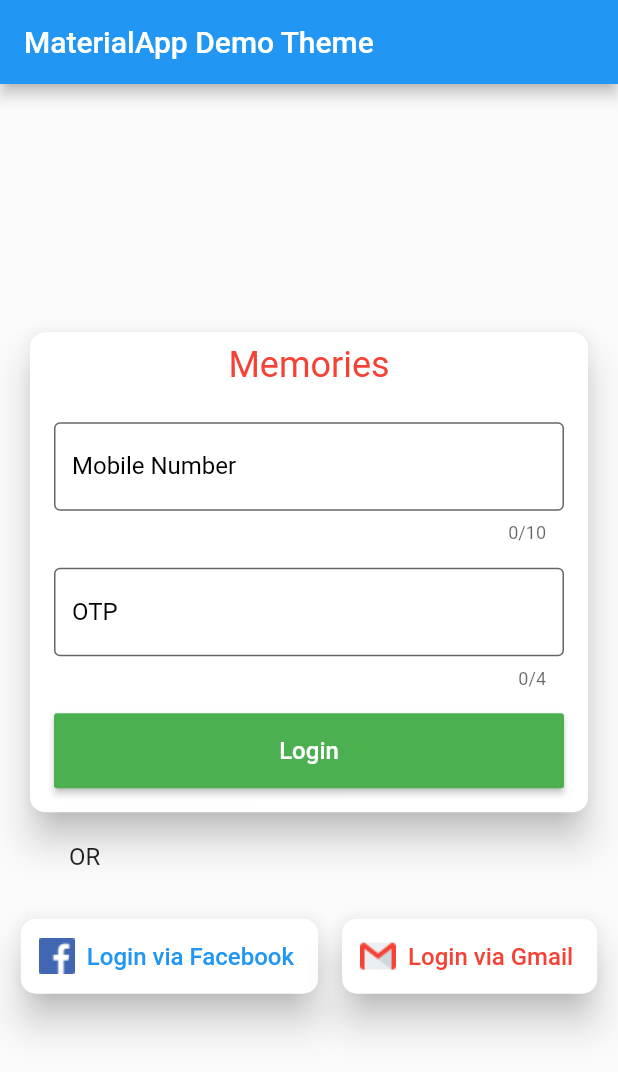
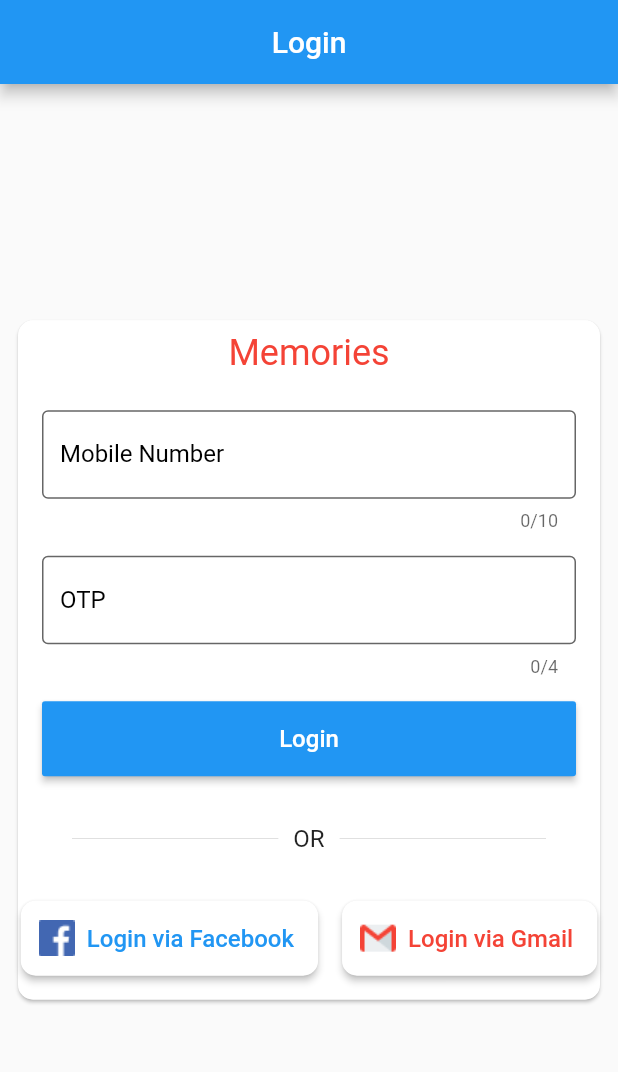
Before and after one commit to ajayhack/memories, a Flutter app: the screen it shows after launch, after a tap on "Login", on a phone screen of 412 x 824 dp. Shown: the top 1072 px of the screen. Run offline on Flutter 3.47's test engine with Material 2 defaults, Android fonts, the phone set to English and light mode, and no system bars; our stand-ins replace fluttertoast, google_sign_in; missing offline and left inert: flutter_facebook_login, scroll_app_bar.

Commit message:
1.Facebook Social Login and Gmail Social Login Integrated.

```diff
--- a/lib/main.dart
+++ b/lib/main.dart
@@ -1,16 +1,12 @@
 import 'package:flutter/material.dart';
-import 'package:shared_preferences/shared_preferences.dart';
 import 'package:memories/screens/login.dart';
-import 'package:memories/screens/dashboard.dart';
 
 Future<void> main() async {
-  //WidgetsFlutterBinding.ensureInitialized();
-  //SharedPreferences prefs = await SharedPreferences.getInstance();
-  //var loginStatus = prefs.getInt('isLogin') ?? 1;
-  //print(loginStatus);
-  runApp(MaterialApp(
-      debugShowCheckedModeBanner: false,
-      home: Login()));
+  /*WidgetsFlutterBinding.ensureInitialized();
+  SharedPreferences prefs = await SharedPreferences.getInstance();
+  var loginStatus = prefs.getInt('isLogin') ?? 1;
+  print(loginStatus);*/
+  runApp(MaterialApp(debugShowCheckedModeBanner: false, home: Login()));
 }
 
 class MyApp extends StatelessWidget {
--- a/lib/screens/login.dart
+++ b/lib/screens/login.dart
@@ -1,7 +1,10 @@
+import 'dart:convert';
+
 import 'package:flutter/material.dart';
 import 'package:flutter_facebook_login/flutter_facebook_login.dart';
 import 'package:fluttertoast/fluttertoast.dart';
 import 'package:google_sign_in/google_sign_in.dart';
+import 'package:http/http.dart' as http;
 import 'package:memories/screens/dashboard.dart';
 
 class Login extends StatefulWidget {
@@ -16,6 +19,9 @@ class UserLoginScreen extends State<Login> {
   final mobileNumberController = TextEditingController();
   final otpController = TextEditingController();
 
+  GoogleSignInAccount _currentUser;
+  String _contactText;
+
   GoogleSignIn _googleSignIn = GoogleSignIn(
     scopes: <String>[
       'email',
@@ -24,13 +30,27 @@ class UserLoginScreen extends State<Login> {
   );
 
   @override
+  void initState() {
+    super.initState();
+    _googleSignIn.onCurrentUserChanged.listen((GoogleSignInAccount account) {
+      setState(() {
+        _currentUser = account;
+      });
+      if (_currentUser != null) {
+        _handleGetContact();
+      }
+    });
+    _googleSignIn.signInSilently();
+  }
+
+  @override
   Widget build(BuildContext context) {
     return MaterialApp(
       debugShowCheckedModeBanner: false,
       theme: ThemeData(brightness: Brightness.light, primaryColor: Colors.blue),
       home: Scaffold(
           appBar: AppBar(
-            title: Text('MaterialApp Demo Theme'),
+            title: Center(child: Text('Login')),
             automaticallyImplyLeading: false,
           ),
           body: getDisplayLoginView()),
@@ -39,18 +59,17 @@ class UserLoginScreen extends State<Login> {
 
   //Below method is used to show Memories App login Screen:-
   getDisplayLoginView() {
-    return Container(
-      child: Center(
+    return Center(
+      child: SingleChildScrollView(
         child: Column(
           mainAxisAlignment: MainAxisAlignment.center,
           children: <Widget>[
             Padding(
-              padding: EdgeInsets.only(left: 16, top: 0, right: 16, bottom: 0),
+              padding: EdgeInsets.only(left: 8, top: 0, right: 8, bottom: 0),
               child: Card(
                 shape: RoundedRectangleBorder(
                     borderRadius: BorderRadius.circular(10.0)),
                 color: Colors.white,
-                elevation: 10.0,
                 child: Column(
                   mainAxisAlignment: MainAxisAlignment.center,
                   crossAxisAlignment: CrossAxisAlignment.center,
@@ -108,7 +127,7 @@ class UserLoginScreen extends State<Login> {
                         height: 50,
                         child: RaisedButton(
                           textColor: Colors.white,
-                          color: Colors.green,
+                          color: Colors.blue,
                           onPressed: () {
                             //doLogin();
                           },
@@ -121,34 +140,35 @@ class UserLoginScreen extends State<Login> {
                         ),
                       ),
                     ),
-                  ],
-                ),
-              ),
+                    Padding(
+                        padding: EdgeInsets.only(
+                            left: 36, top: 16, right: 36, bottom: 16),
+                        child: Row(children: <Widget>[
+                          Expanded(
+                            child: Divider(),
                           ),
                           Padding(
-                padding:
-                    EdgeInsets.only(left: 36, top: 16, right: 36, bottom: 16),
-                child: Row(children: <Widget>[
-                  Divider(),
-                  Padding(
-                    padding:
-                        EdgeInsets.only(left: 10, top: 0, right: 10, bottom: 0),
+                            padding: EdgeInsets.only(
+                                left: 10, top: 0, right: 10, bottom: 0),
                             child: Text("OR",
                                 textDirection: TextDirection.ltr,
                                 style: TextStyle(
-                            fontSize: 16.0, fontStyle: FontStyle.normal)),
+                                    fontSize: 16.0,
+                                    fontStyle: FontStyle.normal)),
                           ),
-                  Divider(),
+                          Expanded(
+                            child: Divider(),
+                          ),
                         ])),
                     Padding(
-              padding: EdgeInsets.only(left: 0, top: 16, right: 0, bottom: 0),
+                      padding: EdgeInsets.only(
+                          left: 0, top: 16, right: 0, bottom: 16),
                       child: Row(
                         mainAxisAlignment: MainAxisAlignment.center,
                         children: <Widget>[
                           ButtonTheme(
                             height: 50,
                             child: RaisedButton.icon(
-                      elevation: 10,
                               onPressed: () => _facebookLogin(),
                               shape: RoundedRectangleBorder(
                                   borderRadius:
@@ -158,29 +178,30 @@ class UserLoginScreen extends State<Login> {
                                 'Login via Facebook',
                                 textDirection: TextDirection.ltr,
                                 style: TextStyle(
-                            fontSize: 16.0, fontStyle: FontStyle.normal),
+                                    fontSize: 16.0,
+                                    fontStyle: FontStyle.normal),
                               ),
                               textColor: Colors.blue,
                               color: Colors.white,
                             ),
                           ),
                           Padding(
-                    padding:
-                        EdgeInsets.only(left: 16, top: 0, right: 0, bottom: 0),
+                            padding: EdgeInsets.only(
+                                left: 16, top: 0, right: 0, bottom: 0),
                             child: ButtonTheme(
                               height: 50,
                               child: RaisedButton.icon(
-                        elevation: 10,
                                 onPressed: () => _gmailLogin(),
                                 shape: RoundedRectangleBorder(
-                            borderRadius:
-                                BorderRadius.all(Radius.circular(10.0))),
+                                    borderRadius: BorderRadius.all(
+                                        Radius.circular(10.0))),
                                 icon: Image.asset('assets/images/gmail.png'),
                                 label: Text(
                                   'Login via Gmail',
                                   textDirection: TextDirection.ltr,
                                   style: TextStyle(
-                              fontSize: 16.0, fontStyle: FontStyle.normal),
+                                      fontSize: 16.0,
+                                      fontStyle: FontStyle.normal),
                                 ),
                                 textColor: Colors.red,
                                 color: Colors.white,
@@ -188,6 +209,10 @@ class UserLoginScreen extends State<Login> {
                             ),
                           ),
                         ],
+                      ),
+                    ),
+                  ],
+                ),
               ),
             ),
           ],
@@ -252,6 +277,53 @@ class UserLoginScreen extends State<Login> {
         fontSize: 16.0);
   }
 
+  Future<void> _handleGetContact() async {
+    setState(() {
+      _contactText = "Loading contact info...";
+    });
+
+    final http.Response response = await http.get(
+      'https://people.googleapis.com/v1/people/me/connections'
+          '?requestMask.includeField=person.names',
+      headers: await _currentUser.authHeaders,
+    );
+    if (response.statusCode != 200) {
+      setState(() {
+        _contactText = "People API gave a ${response.statusCode} "
+            "response. Check logs for details.";
+      });
+      print('People API ${response.statusCode} response: ${response.body}');
+      return;
+    }
+    final Map<String, dynamic> data = json.decode(response.body);
+    final String namedContact = _pickFirstNamedContact(data);
+    setState(() {
+      if (namedContact != null) {
+        _contactText = "I see you know $namedContact!";
+      } else {
+        _contactText = "No contacts to display.";
+      }
+    });
+  }
+
+  String _pickFirstNamedContact(Map<String, dynamic> data) {
+    final List<dynamic> connections = data['connections'];
+    final Map<String, dynamic> contact = connections?.firstWhere(
+          (dynamic contact) => contact['names'] != null,
+      orElse: () => null,
+    );
+    if (contact != null) {
+      final Map<String, dynamic> name = contact['names'].firstWhere(
+            (dynamic name) => name['displayName'] != null,
+        orElse: () => null,
+      );
+      if (name != null) {
+        return name['displayName'];
+      }
+    }
+    return null;
+  }
+
   //Below method is used to sign out user from gmail login:-
   Future<void> _gmailSignOut() => _googleSignIn.disconnect();
 
--- a/pubspec.yaml
+++ b/pubspec.yaml
@@ -47,6 +47,9 @@ dependencies:
   #The Following Dependency is used to make social login via a GMAIL in app:-
   google_sign_in: ^4.5.5
 
+  #The Following Dependency is used to make HTTP Calls:-
+  http: ^0.12.2
+
 dev_dependencies:
   flutter_test:
     sdk: flutter
```
Also changed, not shown: pubspec.lock. Lines whose indentation alone changed are shown as unchanged.
